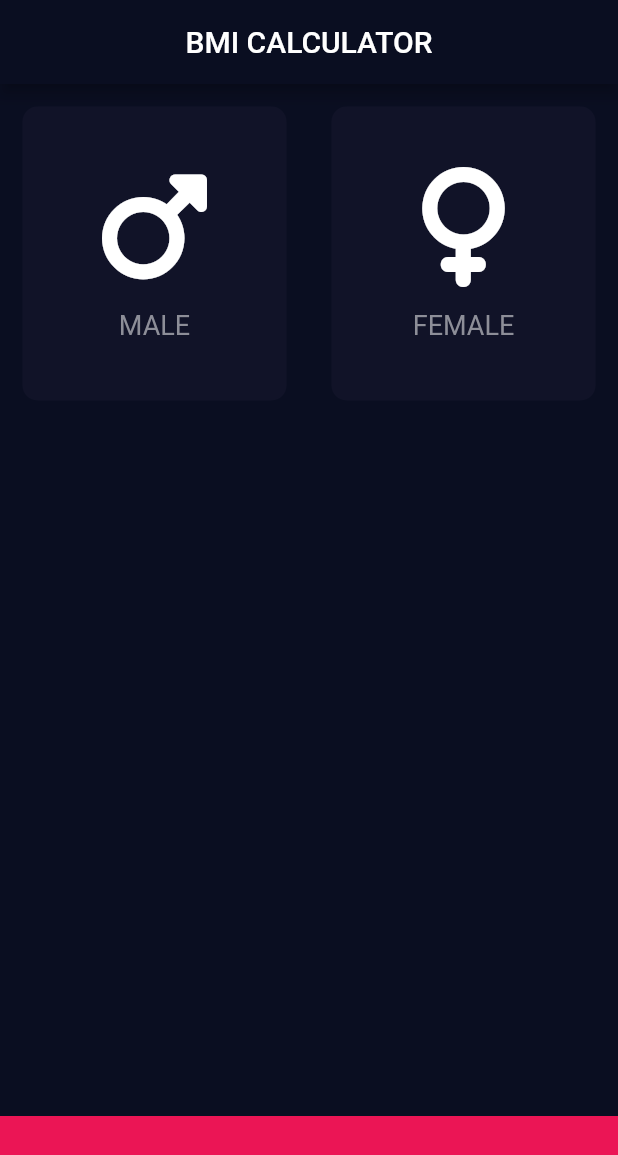
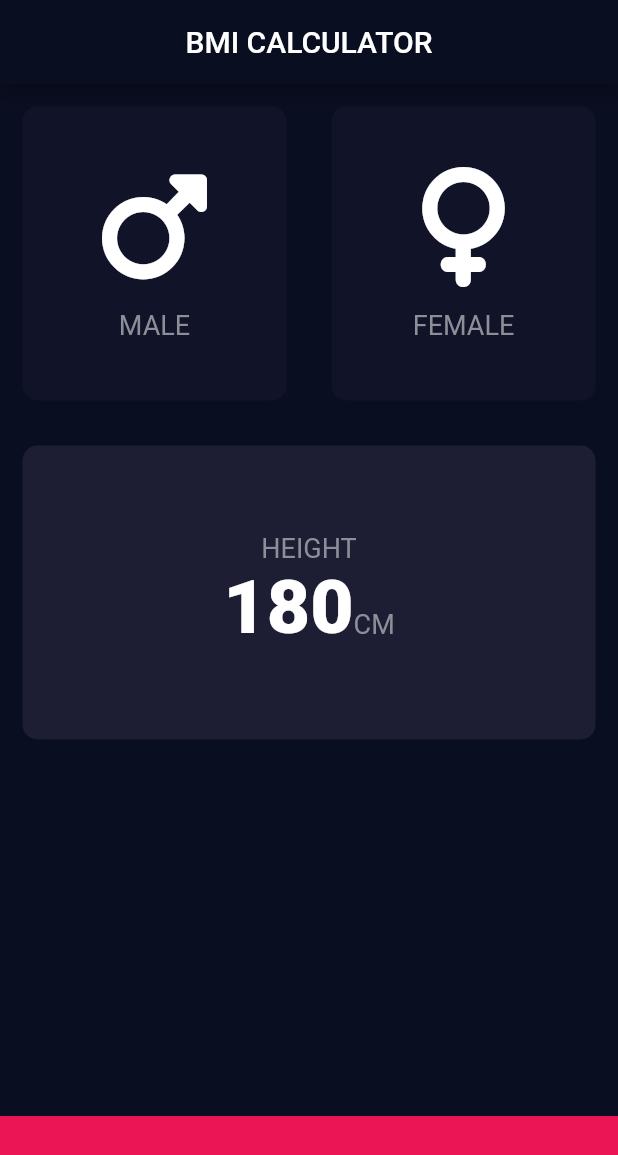
Before and after one commit to narmuni123/bmi_calculator, a Flutter app: the screen it shows after launch, on a phone screen of 412 x 824 dp. Shown: the top 1155 px of the screen. Run offline on Flutter 3.47's test engine with Material 2 defaults, Android fonts, the phone set to English and light mode, and no system bars; our stand-ins replace font_awesome_flutter.

Commit message:
center aligned in slider container

```diff
--- a/lib/reusable/style.dart
+++ b/lib/reusable/style.dart
@@ -4,3 +4,9 @@
   fontSize: 18,
   color: Color(0xFF8D8E98),
 );
+
+const kNumberTextStyle = TextStyle(
+  fontSize: 50.0,
+  color: Colors.white,
+  fontWeight: FontWeight.w900,
+);
--- a/lib/screens/input_screen.dart
+++ b/lib/screens/input_screen.dart
@@ -25,6 +25,7 @@ class _InputScreenState extends State<InputScreen> {
         ),
       ),
       body: Column(
+        crossAxisAlignment: CrossAxisAlignment.stretch,
         children: [
           Expanded(
             child: Row(
@@ -66,8 +67,27 @@ class _InputScreenState extends State<InputScreen> {
             child: boxContainer(
                 color: ColorConstant.kActiveContainerColor,
                 cardChild: Column(
+                  mainAxisAlignment: MainAxisAlignment.center,
                   children: [
-                    Text("")
+                    const Text(
+                      "HEIGHT",
+                      style: kLabelStyle,
+                    ),
+                    Row(
+                      mainAxisAlignment: MainAxisAlignment.center,
+                      crossAxisAlignment: CrossAxisAlignment.baseline,
+                      textBaseline: TextBaseline.alphabetic,
+                      children: const [
+                        Text(
+                          "180",
+                          style: kNumberTextStyle,
+                        ),
+                        Text(
+                          "CM",
+                          style: kLabelStyle,
+                        )
+                      ],
+                    ),
                   ],
                 ),
                 onPress: () {}),
```
